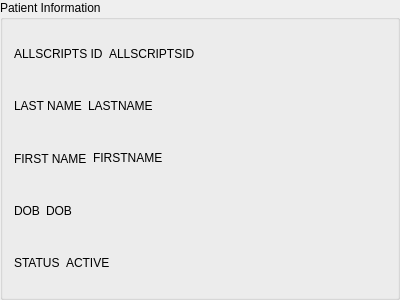
Qt form src/db/patientgroupbox.ui (kyledevans/Medicine-Track) before a commit.
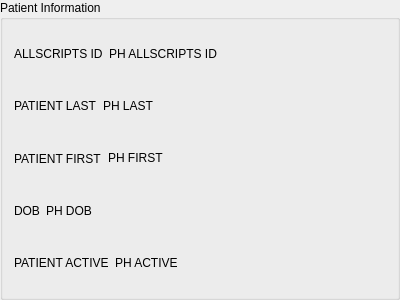
The same form after that commit.

```diff
--- a/src/db/patientgroupbox.ui
+++ b/src/db/patientgroupbox.ui
@@ -29,7 +29,7 @@
      <item>
       <widget class="QLabel" name="allscriptsLabel">
        <property name="text">
-        <string notr="true">ALLSCRIPTSID</string>
+        <string notr="true">PH ALLSCRIPTS ID</string>
        </property>
        <property name="textInteractionFlags">
         <set>Qt::LinksAccessibleByMouse|Qt::TextSelectableByMouse</set>
@@ -56,14 +56,14 @@
      <item>
       <widget class="QLabel" name="lastTitle">
        <property name="text">
-        <string>LAST NAME</string>
+        <string comment="PATIENT LAST DISPLAY LABEL">PATIENT LAST</string>
        </property>
       </widget>
      </item>
      <item>
       <widget class="QLabel" name="lastLabel">
        <property name="text">
-        <string notr="true">LASTNAME</string>
+        <string notr="true">PH LAST</string>
        </property>
        <property name="textInteractionFlags">
         <set>Qt::LinksAccessibleByMouse|Qt::TextSelectableByMouse</set>
@@ -90,14 +90,14 @@
      <item>
       <widget class="QLabel" name="firstTitle">
        <property name="text">
-        <string>FIRST NAME</string>
+        <string comment="PATIENT FIRST DISPLAY LABEL">PATIENT FIRST</string>
        </property>
       </widget>
      </item>
      <item>
       <widget class="QLabel" name="firstLabel">
        <property name="text">
-        <string notr="true">FIRSTNAME</string>
+        <string notr="true">PH FIRST</string>
        </property>
        <property name="textInteractionFlags">
         <set>Qt::LinksAccessibleByMouse|Qt::TextSelectableByMouse</set>
@@ -131,7 +131,7 @@
      <item>
       <widget class="QLabel" name="dobLabel">
        <property name="text">
-        <string notr="true">DOB</string>
+        <string notr="true">PH DOB</string>
        </property>
        <property name="textInteractionFlags">
         <set>Qt::LinksAccessibleByMouse|Qt::TextSelectableByMouse</set>
@@ -158,14 +158,14 @@
      <item>
       <widget class="QLabel" name="activeTitle">
        <property name="text">
-        <string>STATUS</string>
+        <string comment="PATIENT ACTIVE DISPLAY LABEL">PATIENT ACTIVE</string>
        </property>
       </widget>
      </item>
      <item>
       <widget class="QLabel" name="activeLabel">
        <property name="text">
-        <string notr="true">ACTIVE</string>
+        <string notr="true" comment="PATIENT ACTIVE DISPLAY LABEL">PH ACTIVE</string>
        </property>
        <property name="textInteractionFlags">
         <set>Qt::LinksAccessibleByMouse|Qt::TextSelectableByMouse</set>
```
Left out of the diff: 34 changed lines with no effect on the pictures.
